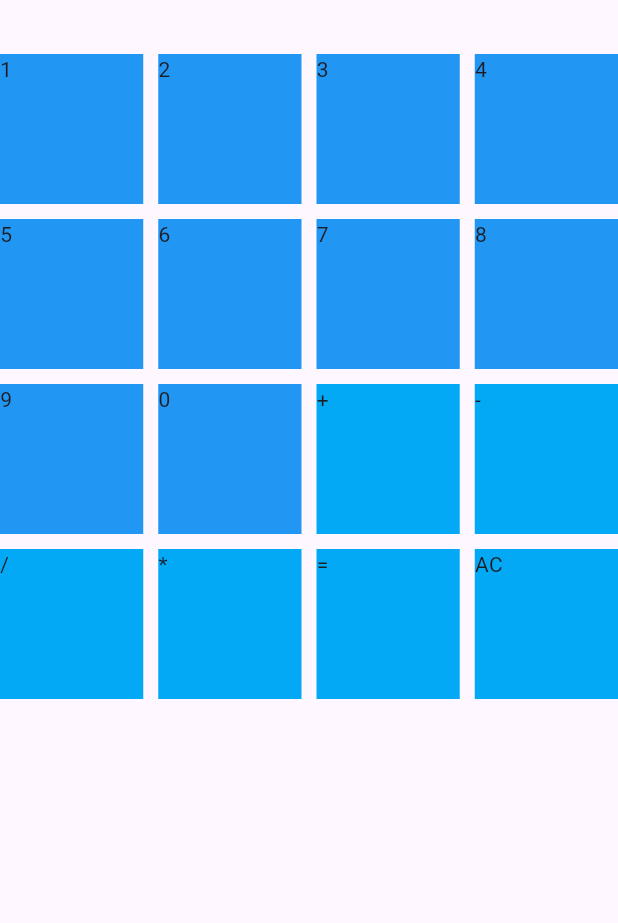
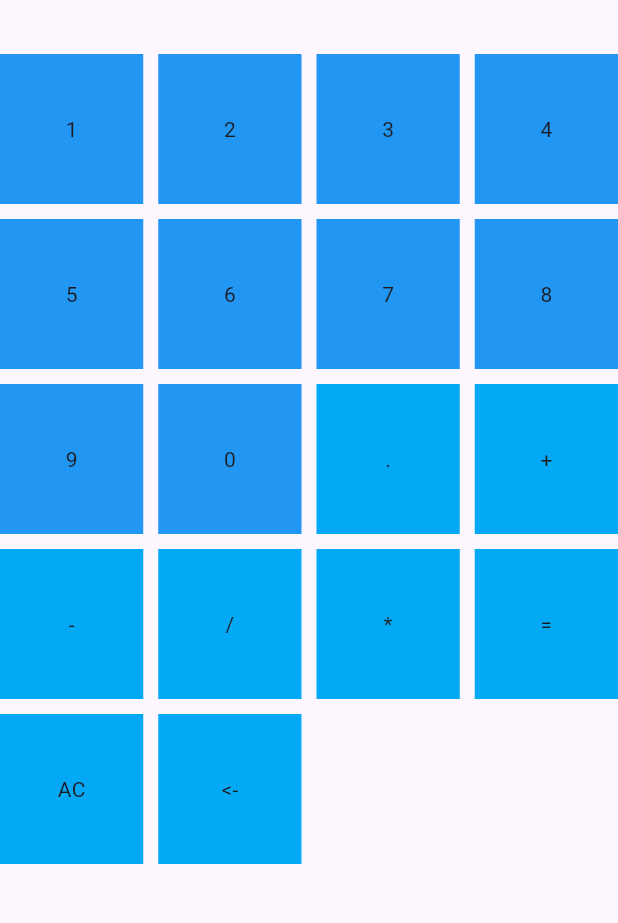
Before and after one commit to 3SyedShayan/Calculator-App, a Flutter app: the screen it shows after launch, on a phone screen of 412 x 824 dp, the part 75-998 px from its top. Run offline on Flutter 3.47's test engine with Material 3 defaults, Android fonts, the phone set to English and light mode, and no system bars.

Commit message:
Added Backspace

```diff
--- a/lib/data/operations.dart
+++ b/lib/data/operations.dart
@@ -2,10 +2,12 @@ import 'package:calculator_app/model/operations.dart';
 
 var allOperations =
     {
+      Operations(name: ".", operation: "."),
       Operations(name: "+", operation: "+"),
       Operations(name: "-", operation: "-"),
       Operations(name: "/", operation: "/"),
       Operations(name: "*", operation: "*"),
       Operations(name: "=", operation: "="),
       Operations(name: "AC", operation: "AC"),
+      Operations(name: "<-", operation: "<-"),
     }.toList();
--- a/lib/screens/homepage.dart
+++ b/lib/screens/homepage.dart
@@ -75,7 +75,7 @@ class _HomepageState extends State<Homepage> {
             ),
           ),
           Text(
-            "$num1 $operation $num2 ${answer == 0 ? "" : " = $answer"}",
+            "$num1 $operation $num2 ${answer == 0 ? "" : " = ${answer.toStringAsFixed(5)}"}",
             style: const TextStyle(fontSize: 25),
           ),
 
@@ -88,13 +88,14 @@ class _HomepageState extends State<Homepage> {
                 mainAxisExtent: 100,
                 crossAxisCount: 4,
               ),
-              itemCount: 16,
+              itemCount: 18,
               itemBuilder: (context, index) {
                 if (index < 10) {
                   return Container(
                     color: allNumbers[index].color,
                     child: InkWell(
-                      child: Text(allNumbers[index].name),
+                      splashColor: Colors.purple,
+                      child: Center(child: Text(allNumbers[index].name)),
                       onTap: () {
                         print("Entered num variables reassigning stage");
                         if (isOperationSelected == false) {
@@ -120,7 +121,9 @@ class _HomepageState extends State<Homepage> {
                     color: allOperations[(index - 10)].color,
                     child: InkWell(
                       splashColor: Colors.red,
-                      child: Text(allOperations[(index - 10)].name),
+                      child: Center(
+                        child: Text(allOperations[(index - 10)].name),
+                      ),
                       onTap: () {
                         if (allOperations[(index - 10)].name == '=') {
                           calculations();
@@ -137,6 +140,19 @@ class _HomepageState extends State<Homepage> {
                           print("Num 1 is $num1");
                           print("Num 2 is $num2");
                           print("Operation is $isOperationSelected");
+                        }
+
+                        else if (allOperations[(index - 10)].name == '<-') {
+                          if (isOperationSelected == false) {
+                            num1 = num1.substring(0, num1.length - 1);
+                          } else {
+                            num2 = num2.substring(0, num2.length - 1);
+                          }
+
+                          setState(() {
+                            num1 = num1;
+                            num2 = num2;
+                          });
                         } else {
                           setState(() {
                             operation = allOperations[(index - 10)].name;
```
